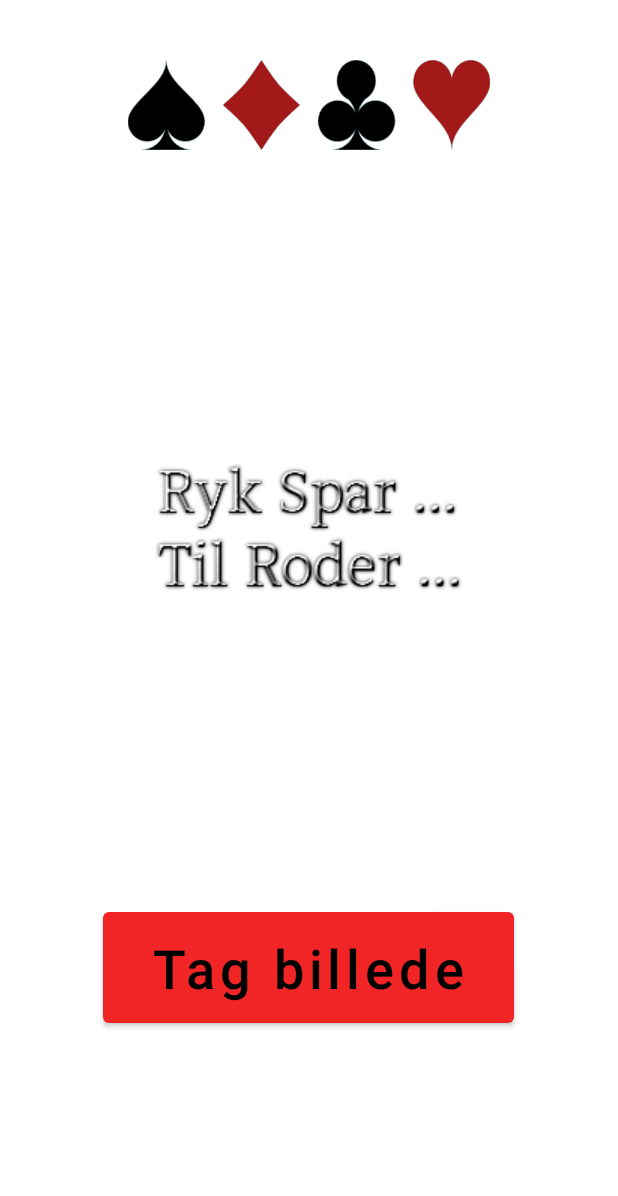
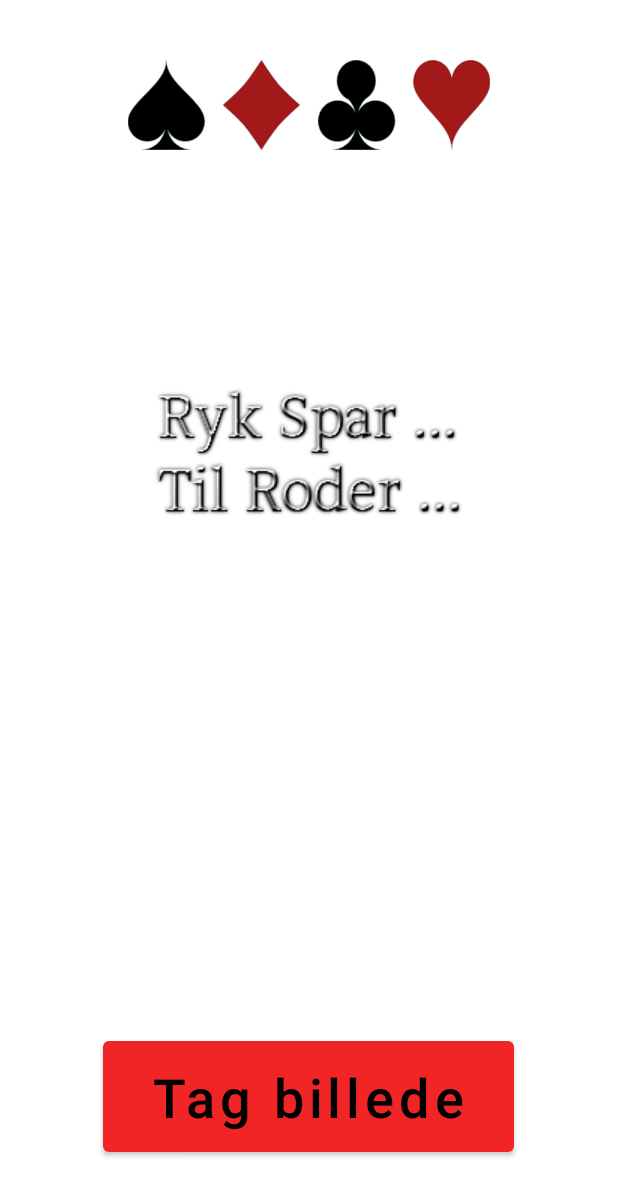
Before and after one commit to simonsoeborg/dtu_SolitaireSolver, an Android app: the Resultat screen opened directly, with no data from a screen before it, on a phone screen of 412 x 824 dp. Shown: the top 1196 px of the screen. Run offline under Robolectric (Android 15) with nearby library versions, the phone set to English and light mode, and no system bars.

Commit message:
Vi har tilføjet intens på, så vi kan gå mellem layouts. Samt lavet Startside og resultat til relativt layouts

```diff
--- a/app/src/main/res/layout/activity_resultat.xml
+++ b/app/src/main/res/layout/activity_resultat.xml
@@ -1,5 +1,5 @@
 <?xml version="1.0" encoding="utf-8"?>
-<LinearLayout
+<RelativeLayout
     xmlns:android="http://schemas.android.com/apk/res/android"
     xmlns:app="http://schemas.android.com/apk/res-auto"
     xmlns:tools="http://schemas.android.com/tools"
@@ -7,35 +7,37 @@
     android:orientation="vertical"
     android:layout_width="match_parent"
     android:layout_height="match_parent"
-    tools:context=".Resultat">
+    tools:context=".StartSide">
+
     <ImageView
-        android:id="@+id/imageView4"
+        android:id="@+id/result_card_icons"
         android:layout_width="256dp"
         android:layout_height="60dp"
         android:layout_marginTop="40dp"
-        android:layout_gravity="center"
+        android:layout_centerHorizontal="true"
         app:srcCompat="@drawable/card_icons" />
 
     <ImageView
-        android:id="@+id/KabaleCruncher"
-        android:layout_marginTop="200dp"
+        android:id="@+id/ens_ryk"
+        android:layout_marginTop="150dp"
+        android:layout_centerHorizontal="true"
+        android:layout_below="@+id/result_card_icons"
         android:layout_width="wrap_content"
         android:layout_height="wrap_content"
-        android:layout_gravity="center"
         app:srcCompat="@drawable/ens_ryk_txt"
         />
 
 
     <Button
-        android:id="@+id/TagNytBillede"
+        android:id="@+id/Tag_nyt_Billede"
         android:layout_width="274dp"
         android:layout_height="86dp"
-        android:layout_marginTop="200dp"
+        android:layout_gravity="center"
+        android:layout_centerHorizontal="true"
+        android:layout_marginBottom="50dp"
+        android:layout_alignParentBottom="true"
+        android:text="@string/Tag_billede"
         android:textAllCaps="false"
         android:textColor="@color/black"
-        android:textSize="36dp"
-        android:layout_gravity="center"
-        android:text="@string/Tag_billede" />
-
-
-</LinearLayout>
+        android:textSize="36dp" />
+</RelativeLayout>
--- a/app/src/main/res/layout/activity_start_loading_screen.xml
+++ b/app/src/main/res/layout/activity_start_loading_screen.xml
@@ -10,7 +10,7 @@
     tools:context=".StartLoadingScreen">
 
     <ImageView
-        android:id="@+id/imageView4"
+        android:id="@+id/result_card_icons"
         android:layout_width="256dp"
         android:layout_height="60dp"
         android:layout_marginTop="40dp"
--- a/app/src/main/res/values/colors.xml
+++ b/app/src/main/res/values/colors.xml
@@ -8,5 +8,6 @@
     <color name="black">#FF000000</color>
     <color name="white">#FFFFFFFF</color>
     <color name="red">#F12525</color>
+    <color name="mørkerød">#951919</color>
 
 </resources>
--- a/app/src/main/res/values/strings.xml
+++ b/app/src/main/res/values/strings.xml
@@ -1,6 +1,7 @@
 <resources>
     <string name="app_name">SolitaireSolver</string>
     <string name="Tag_billede">Tag billede</string>
+    <string name="Tag_nyt_billede">Tag nyt billede</string>
 
 
 </resources>
--- a/app/src/main/res/values/themes.xml
+++ b/app/src/main/res/values/themes.xml
@@ -3,7 +3,7 @@
     <style name="Theme.SolitaireSolver" parent="Theme.MaterialComponents.DayNight.NoActionBar">
         <!-- Primary brand color. -->
         <item name="colorPrimary">@color/red</item>
-        <item name="colorPrimaryVariant">@color/red</item>
+        <item name="colorPrimaryVariant">@color/mørkerød</item>
         <item name="colorOnPrimary">@color/white</item>
         <!-- Secondary brand color. -->
         <item name="colorSecondary">@color/teal_200</item>
```
Also changed, not shown: app/src/main/java/grp5/cdio/solitairesolver/StartLoadingScreen.java (+19 -0 lines), app/src/main/java/grp5/cdio/solitairesolver/StartSide.java (+16 -0 lines), app/src/main/res/layout/activity_start_side.xml (+12 -11 lines).
